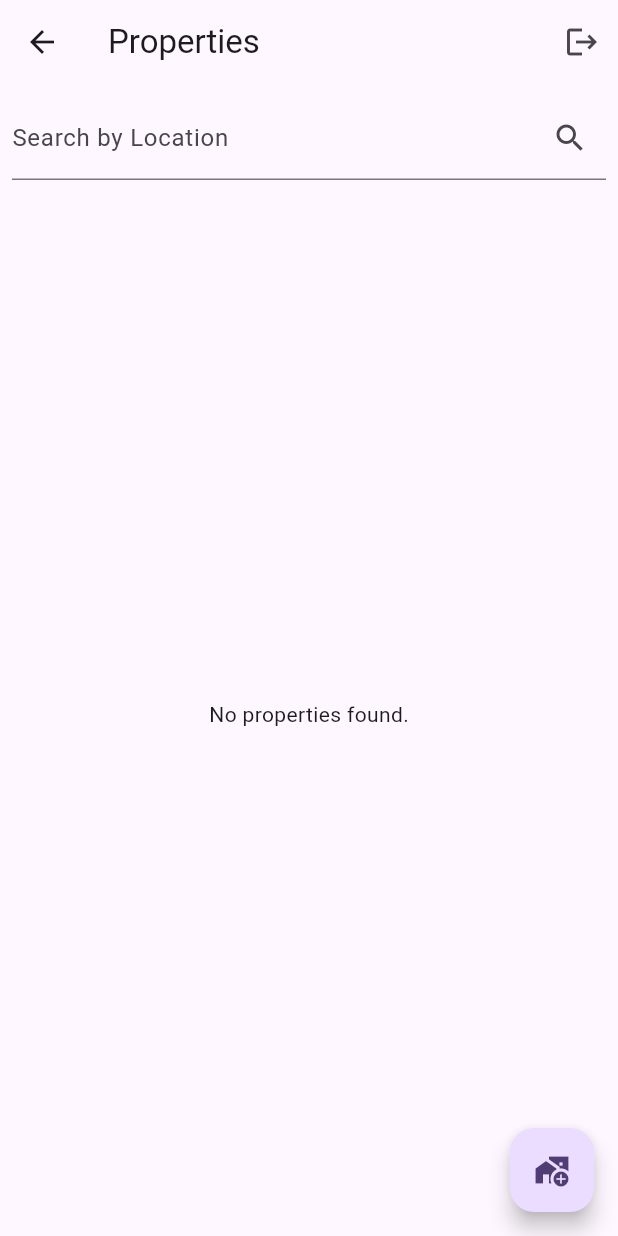
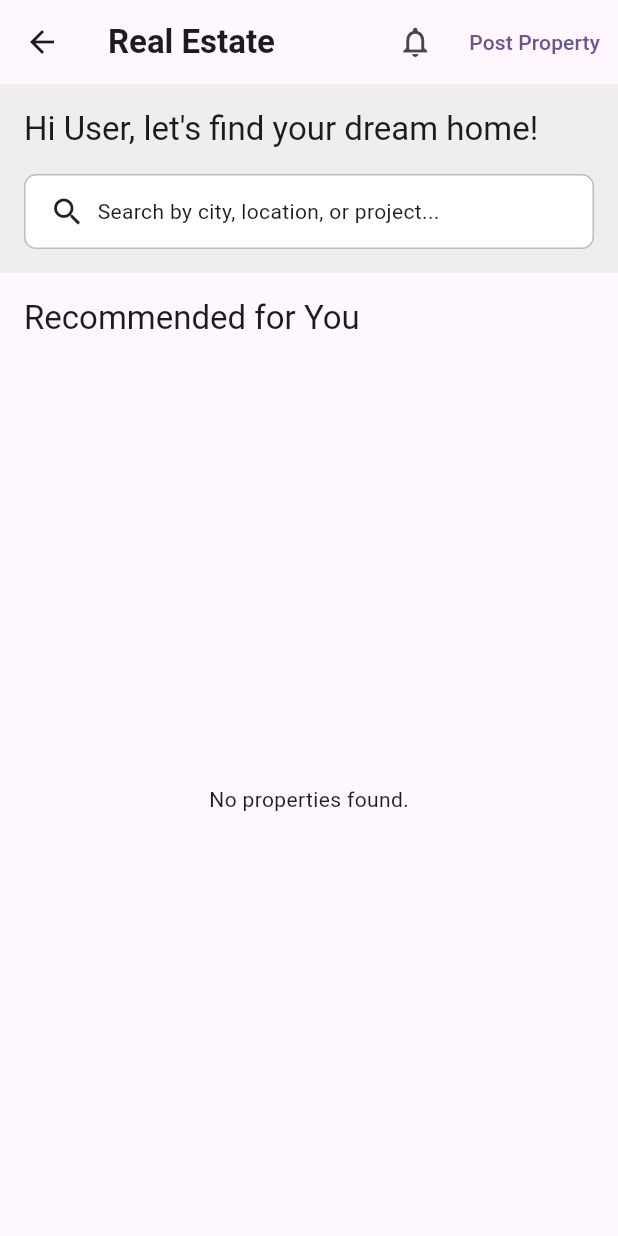
Before and after one commit to Pratham0086/Real_Estate_Platform, a Flutter app: the HomeScreen screen opened directly, on a phone screen of 412 x 824 dp. Run offline on Flutter 3.47's test engine with Material 3 defaults, Android fonts, the phone set to English and light mode, and no system bars; our stand-ins replace firebase_auth, firebase_core, flutter_secure_storage, iconsax, image_picker; accounts and stored records are empty; network calls fail.

Commit message:
feat: Build advanced search and filter functionality

```diff
--- a/frontend/lib/screens/home_screen.dart
+++ b/frontend/lib/screens/home_screen.dart
@@ -3,21 +3,16 @@ import 'package:flutter/material.dart';
 import 'package:provider/provider.dart';
 import '../providers/auth_provider.dart';
 import '../providers/property_provider.dart';
-import 'broker_list_screen.dart';
-import 'add_property_screen.dart';
 import 'property_detail_screen.dart';
-import 'submit_lead_screen.dart';
+import 'filter_screen.dart'; // Import the new filter screen
 
 class HomeScreen extends StatefulWidget {
   const HomeScreen({super.key});
-
   @override
   State<HomeScreen> createState() => _HomeScreenState();
 }
 
 class _HomeScreenState extends State<HomeScreen> {
-  final _searchController = TextEditingController();
-
   @override
   void initState() {
     super.initState();
@@ -27,110 +22,112 @@ class _HomeScreenState extends State<HomeScreen> {
     });
   }
 
-  void _performSearch() {
-    final filters = <String, String>{};
-    if (_searchController.text.isNotEmpty) {
-      filters['location'] = _searchController.text;
+  // Function to open the filter screen and handle the result
+  void _openFilterScreen() async {
+    final selectedFilters = await Navigator.of(context).push<Map<String, String>>(
+      MaterialPageRoute(builder: (ctx) => const FilterScreen()),
+    );
+
+    // If the user applied filters (didn't just press back),
+    // fetch the properties with those filters.
+    if (selectedFilters != null && selectedFilters.isNotEmpty) {
+      Provider.of<PropertyProvider>(context, listen: false).fetchProperties(filters: selectedFilters);
     }
-    Provider.of<PropertyProvider>(context, listen: false).fetchProperties(filters: filters);
-  }
-
-  @override
-  void dispose() {
-    _searchController.dispose();
-    super.dispose();
   }
 
   @override
   Widget build(BuildContext context) {
+    final authProvider = Provider.of<AuthProvider>(context, listen: false);
+    final userName = authProvider.user?['name'] ?? 'User';
+
     return Scaffold(
-      appBar: AppBar(
-        title: const Text('Properties'),
+      body: CustomScrollView(
+        slivers: [
+          SliverAppBar(
+            title: const Text('Real Estate', style: TextStyle(fontWeight: FontWeight.bold)),
             actions: [
-          IconButton(
-            icon: const Icon(Icons.logout),
-            onPressed: () => Provider.of<AuthProvider>(context, listen: false).logout(),
+              IconButton(icon: const Icon(Icons.notifications_none), onPressed: () {}),
+              TextButton(
+                onPressed: () {},
+                child: const Text('Post Property'),
+              ),
+            ],
+            floating: true,
+          ),
+
+          SliverToBoxAdapter(
+            child: Container(
+              padding: const EdgeInsets.all(16.0),
+              color: Colors.grey[200],
+              child: Column(
+                crossAxisAlignment: CrossAxisAlignment.start,
+                children: [
+                  Text("Hi $userName, let's find your dream home!", style: Theme.of(context).textTheme.titleLarge),
+                  const SizedBox(height: 16),
+
+                  // This GestureDetector now opens the filter screen
+                  GestureDetector(
+                    onTap: _openFilterScreen,
+                    child: Container(
+                      padding: const EdgeInsets.symmetric(horizontal: 16, vertical: 12),
+                      decoration: BoxDecoration(
+                        color: Colors.white,
+                        borderRadius: BorderRadius.circular(8),
+                        border: Border.all(color: Colors.grey[400]!),
+                      ),
+                      child: const Row(
+                        children: [
+                          Icon(Icons.search),
+                          SizedBox(width: 8),
+                          Text('Search by city, location, or project...'),
+                        ],
+                      ),
+                    ),
                   ),
                 ],
               ),
-      body: Column(
-        children: [
-          Padding(
-            padding: const EdgeInsets.all(8.0),
-            child: TextField(
-              controller: _searchController,
-              decoration: InputDecoration(
-                labelText: 'Search by Location',
-                suffixIcon: IconButton(
-                  icon: const Icon(Icons.search),
-                  onPressed: _performSearch,
             ),
           ),
-              onSubmitted: (_) => _performSearch(),
+
+          SliverToBoxAdapter(
+            child: Padding(
+              padding: const EdgeInsets.all(16.0),
+              child: Text('Recommended for You', style: Theme.of(context).textTheme.titleLarge),
             ),
           ),
-          Expanded(
-            child: Consumer<PropertyProvider>(
+
+          Consumer<PropertyProvider>(
             builder: (context, propertyProvider, child) {
               if (propertyProvider.isLoading) {
-                  return const Center(child: CircularProgressIndicator());
+                return const SliverFillRemaining(child: Center(child: CircularProgressIndicator()));
               }
               if (propertyProvider.properties.isEmpty) {
-                  return const Center(child: Text('No properties found.'));
+                return const SliverFillRemaining(child: Center(child: Text('No properties found.')));
               }
-                return ListView.builder(
-                  itemCount: propertyProvider.properties.length,
-                  itemBuilder: (ctx, i) {
-                    final property = propertyProvider.properties[i];
-
-                    // --- DEBUG DISPLAY LOGIC ---
-                    if (property['_id'] == 'DEBUG_MODE') {
+              return SliverList(
+                delegate: SliverChildBuilderDelegate(
+                  (context, index) {
+                    final property = propertyProvider.properties[index];
                     return Card(
-                        color: Colors.yellow[100],
-                        margin: const EdgeInsets.all(10),
-                        child: ListTile(
-                          title: Text(property['title'], style: const TextStyle(fontWeight: FontWeight.bold)),
-                          subtitle: Text(property['location']),
-                          trailing: Text('${property['owner']['name']}: ${property['price']}'),
-                        ),
-                      );
-                    }
-                    // -----------------------------
-
-                    // Normal display for real properties
-                    return Card(
-                      margin: const EdgeInsets.all(10),
+                      margin: const EdgeInsets.symmetric(horizontal: 16, vertical: 8),
                       child: ListTile(
                         title: Text(property['title']),
                         subtitle: Text(property['location']),
                         trailing: Text('₹${property['price']}'),
                         onTap: () {
-                          Navigator.of(context).push(
-                            MaterialPageRoute(
-                              builder: (context) => PropertyDetailScreen(
-                                propertyId: property['_id'],
+                          Navigator.of(context).push(MaterialPageRoute(
+                            builder: (ctx) => PropertyDetailScreen(propertyId: property['_id']),
+                          ));
+                        },
                       ),
+                    );
+                  },
+                  childCount: propertyProvider.properties.length,
                 ),
               );
             },
           ),
-                    );
-                  },
-                );
-              },
-            ),
-          ),
         ],
-      ),
-        floatingActionButton: FloatingActionButton(
-        onPressed: () {
-          // This now goes to the broker selection screen
-          Navigator.of(context).push(
-            MaterialPageRoute(builder: (ctx) => const BrokerListScreen()),
-          );
-        },
-        child: const Icon(Icons.add_home_work), // New icon
-        tooltip: 'List Your Property with a Broker',
       ),
     );
   }
--- a/frontend/lib/widgets/auth_wrapper.dart
+++ b/frontend/lib/widgets/auth_wrapper.dart
@@ -3,6 +3,7 @@ import 'package:flutter/material.dart';
 import 'package:provider/provider.dart';
 import '../providers/auth_provider.dart';
 import '../screens/home_screen.dart';
+import '../screens/main_screen.dart';
 import '../screens/login_screen.dart';
 import '../screens/broker_dashboard_screen.dart'; // Import the new screen
 
@@ -18,7 +19,7 @@ class AuthWrapper extends StatelessWidget {
       if (authProvider.userRole == 'broker') {
         return const BrokerDashboardScreen(); // Show broker dashboard
       } else {
-        return const HomeScreen(); // Show customer home screen
+        return const MainScreen(); // Show customer home screen
       }
     } else {
       return const LoginScreen();
--- a/frontend/pubspec.yaml
+++ b/frontend/pubspec.yaml
@@ -40,6 +40,8 @@ dependencies:
   image_picker: ^1.2.0
   firebase_core: ^4.1.1
   firebase_auth: ^6.1.0
+  url_launcher: ^6.3.2
+  iconsax: ^0.0.8
 
 dev_dependencies:
   flutter_test:
```
Also changed, not shown: frontend/lib/screens/add_property_screen.dart (+25 -18 lines), frontend/lib/screens/broker_dashboard_screen.dart (+6 -2 lines), frontend/lib/screens/filter_screen.dart (added, +116 -0 lines), frontend/lib/screens/inquiry_detail_screen.dart (added, +50 -0 lines), frontend/lib/screens/main_screen.dart (added, +72 -0 lines), frontend/lib/screens/profile_screen.dart (added, +51 -0 lines), frontend/lib/screens/property_detail_screen.dart (+57 -14 lines), frontend/lib/screens/submit_lead_form_screen.dart (+33 -22 lines), frontend/lib/services/inquiry_service.dart (+8 -2 lines), frontend/pubspec.lock, 7 other files. Lines whose indentation alone changed are shown as unchanged.
